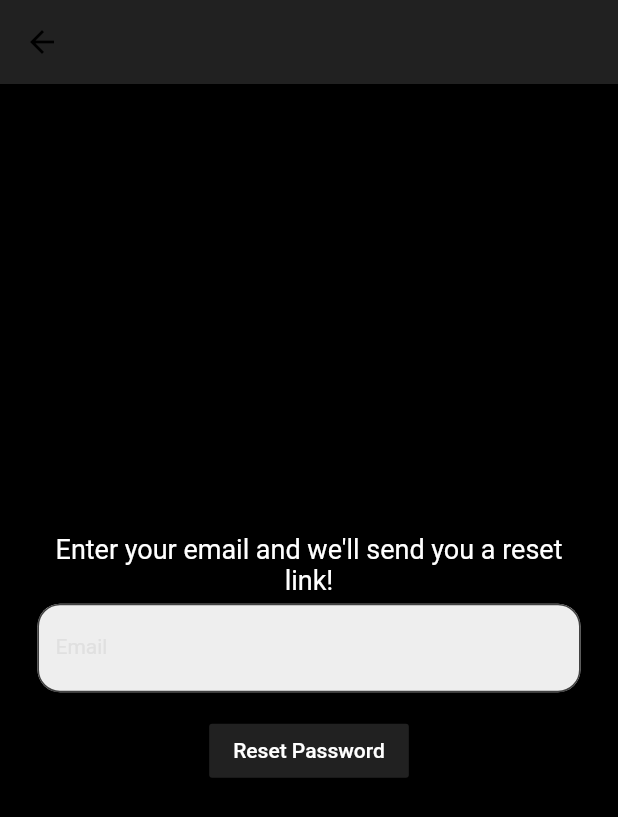
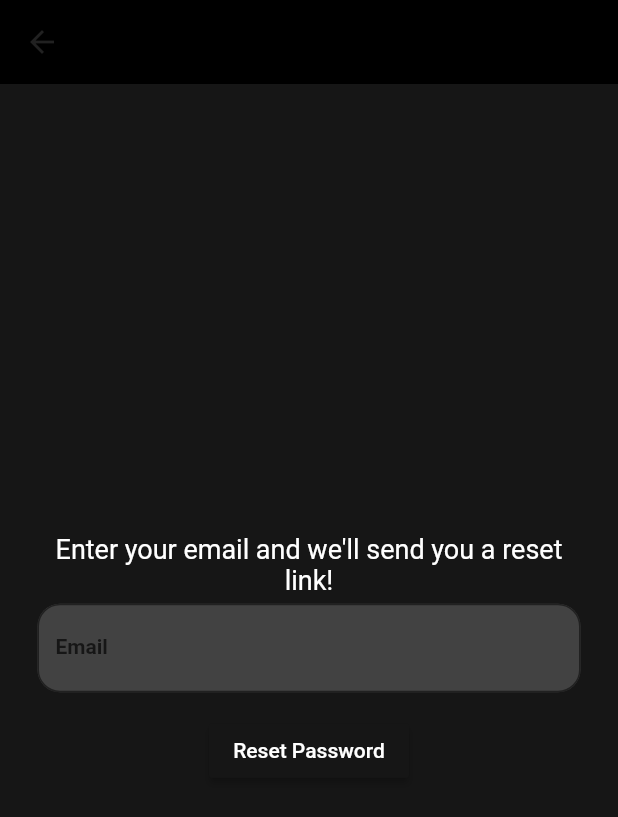
Before and after one commit to RiceGrainRain/vpost---retired, a Flutter app: the screen it shows after launch, after a tap on "Forgot Password?", on a phone screen of 412 x 824 dp. Shown: the top 817 px of the screen. Run offline on Flutter 3.47's test engine with Material 2 defaults, Android fonts, the phone set to English and light mode, and no system bars; our stand-ins replace cloud_firestore, firebase_auth, firebase_core, flutter_svg, get, google_fonts and 2 more; accounts and stored records are empty.

Commit message:
organization + color changes.

```diff
--- a/lib/components/my_button.dart
+++ b/lib/components/my_button.dart
@@ -27,7 +27,7 @@ class MyButton extends StatelessWidget {
           child: Text(
             text,
             style: const TextStyle(
-              color: Colors.black,
+              color:  Color.fromARGB(255, 22, 22, 22),
               fontWeight: FontWeight.bold,
               fontSize: 16,
             ),
--- a/lib/components/my_drawer.dart
+++ b/lib/components/my_drawer.dart
@@ -12,7 +12,7 @@ class MyDrawer extends StatelessWidget {
   @override
   Widget build(BuildContext context) {
     return Drawer(
-      backgroundColor: Colors.black,
+      backgroundColor: const Color.fromARGB(255, 22, 22, 22),
       child: Column(
         mainAxisAlignment: MainAxisAlignment.spaceBetween,
         children: [
--- a/lib/components/my_text_field.dart
+++ b/lib/components/my_text_field.dart
@@ -29,7 +29,7 @@ class MyTextField extends StatelessWidget {
         decoration: InputDecoration(
           enabledBorder: OutlineInputBorder(
             borderSide: BorderSide(
-              color: Colors.grey.shade800,
+              color: Colors.grey.shade900,
             ),
             borderRadius: BorderRadius.circular(15.0),
           ),
@@ -39,12 +39,13 @@ class MyTextField extends StatelessWidget {
               ),
             borderRadius: BorderRadius.circular(15.0),
           ),
-          fillColor: Theme.of(context).colorScheme.primary,
+          fillColor: Colors.grey.shade800,
           filled: true,
           labelText: labelText,
           floatingLabelStyle: const TextStyle(color: Colors.white),
-          labelStyle:TextStyle(
-            color: Theme.of(context).colorScheme.secondary,
+          labelStyle:const TextStyle(
+            color:  Color.fromARGB(255, 22, 22, 22),
+            fontWeight: FontWeight.bold,
             fontSize: 14.0,
             ),
         ),
--- a/lib/main.dart
+++ b/lib/main.dart
@@ -1,5 +1,6 @@
 //Manas Navale - Vpost
 import 'package:flutter/material.dart';
+import 'package:get/get.dart';
 import 'package:projects/pages/auth_pages/auth_page.dart';
 import 'package:firebase_core/firebase_core.dart';
 import 'package:projects/theme/darktheme.dart';
@@ -18,7 +19,7 @@ class MyApp extends StatelessWidget {
 
   @override
   Widget build(BuildContext context) {
-    return MaterialApp(
+    return GetMaterialApp(
       debugShowCheckedModeBanner: false,
       theme: lightTheme,
       darkTheme: darkTheme,
--- a/lib/pages/auth_pages/auth_page.dart
+++ b/lib/pages/auth_pages/auth_page.dart
@@ -2,7 +2,7 @@
 import 'package:firebase_auth/firebase_auth.dart';
 import 'package:flutter/material.dart';
 import 'package:projects/pages/auth_pages/login_or_register_page.dart';
-import '../user_pages/home_page.dart';
+import '../user_pages/home_page/home_page.dart';
 
 
 class AuthPage extends StatelessWidget {
--- a/lib/pages/auth_pages/forgot_password_page.dart
+++ b/lib/pages/auth_pages/forgot_password_page.dart
@@ -64,10 +64,10 @@ class _ForgotPasswordPageState extends State<ForgotPasswordPage> {
   @override
   Widget build(BuildContext context) {
     return Scaffold(
-      backgroundColor: Colors.black,
+      backgroundColor: const Color.fromARGB(255, 22, 22, 22),
       //resizeToAvoidBottomInset: false,
       appBar: AppBar(
-        backgroundColor: Colors.grey.shade900,
+        backgroundColor: Colors.black,
       ),
       body: Column(
         mainAxisAlignment: MainAxisAlignment.center,
@@ -87,7 +87,7 @@ class _ForgotPasswordPageState extends State<ForgotPasswordPage> {
           const SizedBox(height: 10),
           MaterialButton(
               onPressed: passwordReset,
-              color: Colors.grey.shade900,
+              color: const Color.fromARGB(255, 22, 22, 22),
               child: const Text(
                 "Reset Password",
                 style: TextStyle(color: Colors.white),
--- a/lib/pages/auth_pages/login_page.dart
+++ b/lib/pages/auth_pages/login_page.dart
@@ -75,7 +75,7 @@ class _LoginPageState extends State<LoginPage> {
   Widget build(BuildContext context) {
     return Scaffold(
       //resizeToAvoidBottomInset: false,
-      backgroundColor: Theme.of(context).colorScheme.background,
+      backgroundColor: const Color.fromARGB(255, 22, 22, 22),
       body: SafeArea(
         child: Center(
           child: SingleChildScrollView(
--- a/lib/pages/auth_pages/register_page.dart
+++ b/lib/pages/auth_pages/register_page.dart
@@ -111,7 +111,7 @@ class _RegisterPageState extends State<RegisterPage> {
   Widget build(BuildContext context) {
     return Scaffold(
       //resizeToAvoidBottomInset: false,
-      backgroundColor: Colors.black,
+      backgroundColor: const Color.fromARGB(255, 22, 22, 22),
       body: SafeArea(
         child: Center(
           child: SingleChildScrollView(
--- /dev/null
+++ b/lib/pages/user_pages/home_page/home_controller.dart
@@ -0,0 +1,5 @@
+import 'package:get/get.dart';
+
+class HomesPage extends GetxController{
+
+}
--- a/lib/theme/darktheme.dart
+++ b/lib/theme/darktheme.dart
@@ -3,7 +3,7 @@ import 'package:flutter/material.dart';
 ThemeData darkTheme = ThemeData(
   brightness: Brightness.dark,
   colorScheme: ColorScheme.dark(
-    background: Colors.black,
+    background: const Color.fromARGB(255, 22, 22, 22),
     primary: Colors.grey.shade900,
     secondary: Colors.grey.shade800,
   )
--- a/lib/theme/lighttheme.dart
+++ b/lib/theme/lighttheme.dart
@@ -2,8 +2,8 @@ import 'package:flutter/material.dart';
 
 ThemeData lightTheme = ThemeData(
   brightness: Brightness.light,
-  appBarTheme: const AppBarTheme(backgroundColor: Colors.transparent, elevation: 0,
-  iconTheme: IconThemeData(color: Colors.black),),
+  appBarTheme: AppBarTheme(backgroundColor: Colors.transparent, elevation: 0,
+  iconTheme: IconThemeData(color: Colors.grey.shade900),),
 
   colorScheme: ColorScheme.light(
     background: Colors.grey.shade300,
--- a/pubspec.yaml
+++ b/pubspec.yaml
@@ -38,11 +38,12 @@ dependencies:
   # The following adds the Cupertino Icons font to your application.
   # Use with the CupertinoIcons class for iOS style icons.
   cupertino_icons: ^1.0.5
-  #google_nav_bar: ^5.0.6
+  get: ^4.6.5
   firebase_auth: ^4.7.2
   firebase_core: ^2.15.0
   cloud_firestore: ^4.8.4
   google_fonts: ^5.1.0
+
   rive: ^0.11.12
   persistent_bottom_nav_bar: ^5.0.2
 
```
Also changed, not shown: lib/components/my_appbar.dart (added, +20 -0 lines), lib/pages/user_pages/home_page/home_page.dart (renamed from lib/pages/user_pages/home_page.dart, +4 -3 lines), lib/pages/user_pages/post_page.dart (deleted, +0 -129 lines), lib/components/my_navbar.dart (added), lib/pages/user_pages/account_page/account_page.dart (renamed from lib/pages/user_pages/account_page.dart), lib/pages/user_pages/location_page/location_page.dart (added), lib/pages/user_pages/post_page/post_page.dart (renamed from lib/pages/user_pages/bookmark.dart), pubspec.lock.
